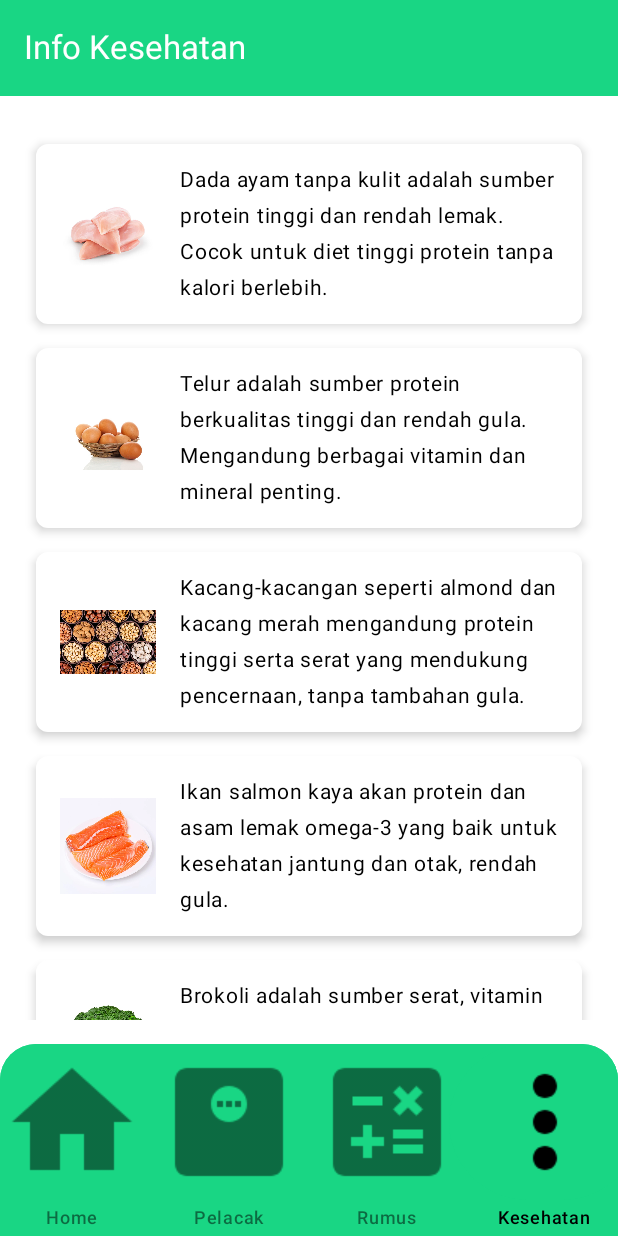
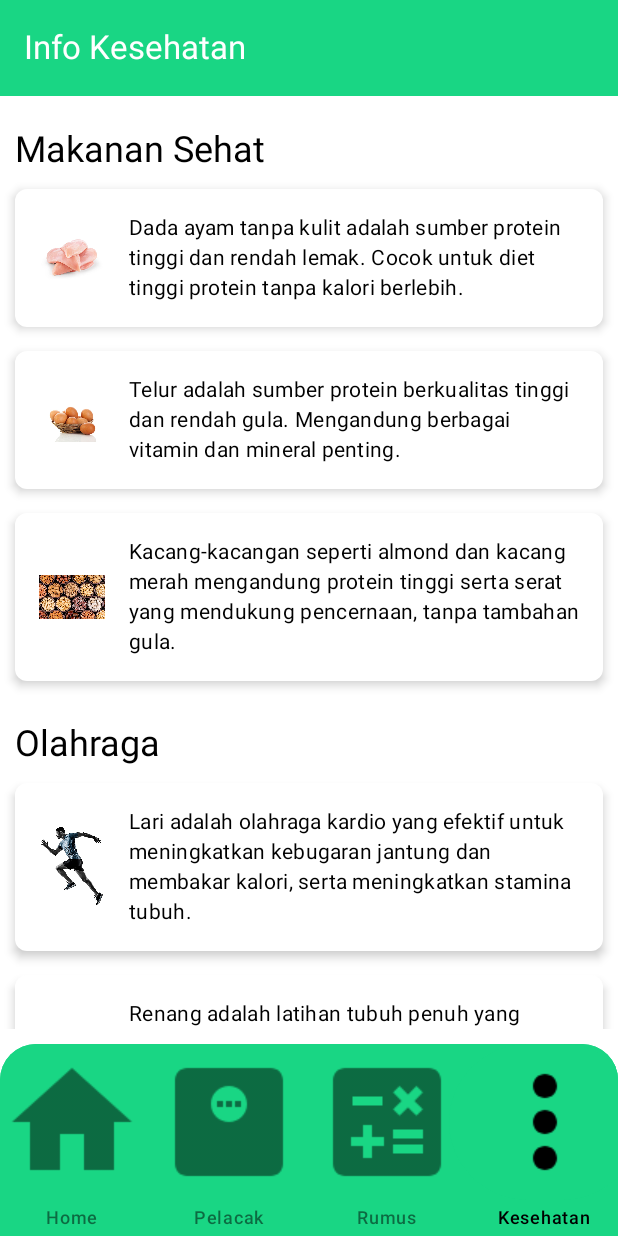
Before and after one commit to fdhlvidiarta/ProjectMobile_2, an Android app built with Jetpack Compose: the screen it shows after launch (MainActivity), item 4 of the bottom bar chosen, on a phone screen of 412 x 824 dp. Run offline under Robolectric (Android 15) with nearby library versions, the phone set to English and light mode, and no system bars.

Commit message:
Memperbarui info Kesehatan

```diff
--- a/app/src/main/java/com/kelompok2/kalkulatorbmi/navigation/Navigation.kt
+++ b/app/src/main/java/com/kelompok2/kalkulatorbmi/navigation/Navigation.kt
@@ -1,10 +1,10 @@
 package com.kelompok2.kalkulatorbmi.navigation
 
-import androidx.annotation.DrawableRes
 import androidx.compose.runtime.Composable
 import androidx.navigation.NavHostController
 import androidx.navigation.compose.NavHost
 import androidx.navigation.compose.composable
+import androidx.annotation.DrawableRes
 import com.kelompok2.kalkulatorbmi.R
 import com.kelompok2.kalkulatorbmi.ui.theme.screens.*
 
@@ -21,14 +21,11 @@ sealed class Screen(val route: String, val title: String, @DrawableRes val icon:
 @Composable
 fun AppNavigation(navController: NavHostController) {
     NavHost(navController = navController, startDestination = Screen.Splash.route) {
-
         composable(Screen.Splash.route) {
             SplashScreen(navController = navController)
         }
         composable(Screen.Home.route) {
-            HomeScreen(onNavigate = { route ->
-                navController.navigate(route)
-            })
+            HomeScreen(onNavigate = { route -> navController.navigate(route) })
         }
         composable(Screen.BMICalculator.route) {
             BMICalculatorScreen(navController = navController)
@@ -39,7 +36,32 @@ fun AppNavigation(navController: NavHostController) {
         composable(Screen.WeightTracker.route) {
             WeightTrackerScreen()
         }
-        composable(Screen.Rumus.route) { RumusScreen() }
-        composable(Screen.InfoKesehatan.route) { InfoKesehatanScreen() }
+        composable(Screen.Rumus.route) {
+            RumusScreen()
+        }
+        composable(Screen.InfoKesehatan.route) {
+            InfoKesehatanScreen(navController = navController) // Ensure InfoKesehatanScreen is implemented
+        }
+        composable("detail_dada_ayam") {
+            DetailDadaAyamScreen() // Implement your own screen or ensure this is correct
+        }
+        composable("detail_telur") {
+            DetailTelurScreen() // Implement your own screen or ensure this is correct
+        }
+        composable("detail_kacang") {
+            DetailKacangScreen() // Implement your own screen or ensure this is correct
+        }
+        composable("detail_renang") {
+            DetailRenangSehatScreen() // Implement your own screen or ensure this is correct
+        }
+        composable("detail_lari") {
+            DetailLariSehatScreen() // Implement your own screen or ensure this is correct
+        }
+        composable("detail_angkat_beban") {
+            DetailAngkatBebanSehatScreen() // Implement your own screen or ensure this is correct
+        }
+
+
+
     }
 }
--- a/app/src/main/java/com/kelompok2/kalkulatorbmi/ui/theme/screens/InfoKesehatanScreen.kt
+++ b/app/src/main/java/com/kelompok2/kalkulatorbmi/ui/theme/screens/InfoKesehatanScreen.kt
@@ -1,110 +1,124 @@
 package com.kelompok2.kalkulatorbmi.ui.theme.screens
 
 import androidx.compose.foundation.Image
-import androidx.compose.foundation.background
 import androidx.compose.foundation.layout.*
 import androidx.compose.foundation.rememberScrollState
 import androidx.compose.foundation.verticalScroll
-import androidx.compose.material3.Card
-import androidx.compose.material3.CardDefaults
-import androidx.compose.material3.MaterialTheme
-import androidx.compose.material3.Text
+import androidx.compose.foundation.clickable
+import androidx.compose.material3.*
 import androidx.compose.runtime.Composable
 import androidx.compose.ui.Alignment
 import androidx.compose.ui.Modifier
-import androidx.compose.ui.graphics.Color
 import androidx.compose.ui.res.painterResource
 import androidx.compose.ui.unit.dp
 import androidx.compose.ui.unit.sp
+import androidx.navigation.NavHostController
 import com.kelompok2.kalkulatorbmi.R
 
 @Composable
-fun InfoKesehatanScreen() {
+fun InfoKesehatanScreen(navController: NavHostController) {
+    val scrollState = rememberScrollState()
     Column(
         modifier = Modifier
             .fillMaxSize()
-            .padding(16.dp)
-            .verticalScroll(rememberScrollState()),
-        verticalArrangement = Arrangement.Top,
-        horizontalAlignment = Alignment.Start
+            .padding(10.dp)
+            .verticalScroll(scrollState)
     ) {
-        Spacer(modifier = Modifier.height(16.dp))
+        SectionTitle(title = "Makanan Sehat")
+        val healthInfoList = listOf(
+            Triple(
+                R.drawable.dada_ayam,
+                "Dada ayam tanpa kulit adalah sumber protein tinggi dan rendah lemak. Cocok untuk diet tinggi protein tanpa kalori berlebih.",
+                "detail_dada_ayam"
+            ),
+            Triple(
+                R.drawable.telur_ayam,
+                "Telur adalah sumber protein berkualitas tinggi dan rendah gula. Mengandung berbagai vitamin dan mineral penting.",
+                "detail_telur"
+            ),
+            Triple(
+                R.drawable.kacang_kacangan,
+                "Kacang-kacangan seperti almond dan kacang merah mengandung protein tinggi serta serat yang mendukung pencernaan, tanpa tambahan gula.",
+                "detail_kacang"
+            )
+        )
 
-        HealthInfoCard(
-            imageRes = R.drawable.dada_ayam,
-            description = "Dada ayam tanpa kulit adalah sumber protein tinggi dan rendah lemak. Cocok untuk diet tinggi protein tanpa kalori berlebih."
+        healthInfoList.forEach { (imageRes, description, route) ->
+            HealthInfoCard(
+                imageRes = imageRes,
+                description = description,
+                onClick = { navController.navigate(route) }
+            )
+            Spacer(modifier = Modifier.height(16.dp))
+        }
+
+        SectionTitle(title = "Olahraga")
+        val exerciseInfoList = listOf(
+            Triple(
+                R.drawable.lari,
+                "Lari adalah olahraga kardio yang efektif untuk meningkatkan kebugaran jantung dan membakar kalori, serta meningkatkan stamina tubuh.",
+                "detail_lari"
+            ),
+            Triple(
+                R.drawable.renang,
+                "Renang adalah latihan tubuh penuh yang melibatkan hampir semua kelompok otot, meningkatkan kekuatan dan fleksibilitas, serta mengurangi risiko cedera.",
+                "detail_renang"
+            ),
+            Triple(
+                R.drawable.angkat_beban,
+                "Angkat beban dapat membantu meningkatkan massa otot, memperkuat tulang, dan meningkatkan metabolisme tubuh, yang sangat baik untuk kesehatan jangka panjang.",
+                "detail_angkat_beban"
+            )
         )
-        Spacer(modifier = Modifier.height(16.dp))
 
-        HealthInfoCard(
-            imageRes = R.drawable.telur_ayam,
-            description = "Telur adalah sumber protein berkualitas tinggi dan rendah gula. Mengandung berbagai vitamin dan mineral penting."
-        )
-        Spacer(modifier = Modifier.height(16.dp))
-
-        HealthInfoCard(
-            imageRes = R.drawable.kacang_kacangan,
-            description = "Kacang-kacangan seperti almond dan kacang merah mengandung protein tinggi serta serat yang mendukung pencernaan, tanpa tambahan gula."
-        )
-        Spacer(modifier = Modifier.height(16.dp))
-
-        HealthInfoCard(
-            imageRes = R.drawable.ikan_salmon,
-            description = "Ikan salmon kaya akan protein dan asam lemak omega-3 yang baik untuk kesehatan jantung dan otak, rendah gula."
-        )
-        Spacer(modifier = Modifier.height(16.dp))
-
-        // Data baru
-        HealthInfoCard(
-            imageRes = R.drawable.f2e01cbc_f853_4639_8755_5b46eca40bc1, // Pastikan gambar brokoli tersedia
-            description = "Brokoli adalah sumber serat, vitamin C, dan K yang tinggi. Cocok untuk mendukung diet sehat dan menjaga kesehatan pencernaan."
-        )
-        Spacer(modifier = Modifier.height(16.dp))
-
-        HealthInfoCard(
-            imageRes = R.drawable.alpukat, // Ganti dengan gambar alpukat
-            description = "Alpukat mengandung lemak sehat, vitamin E, dan serat, baik untuk kesehatan kulit dan pencernaan."
-        )
-        Spacer(modifier = Modifier.height(16.dp))
-        HealthInfoCard(
-            imageRes = R.drawable.bayam_hijau_organik_1_removebg_preview, // Ganti dengan gambar bayam
-            description = "Bayam mengandung zat besi, kalsium, dan vitamin K yang mendukung kesehatan tulang dan membantu pembentukan darah."
-        )
+        exerciseInfoList.forEach { (imageRes, description, route) ->
+            HealthInfoCard(
+                imageRes = imageRes,
+                description = description,
+                onClick = { navController.navigate(route) }
+            )
+            Spacer(modifier = Modifier.height(16.dp))
+        }
     }
 }
 
+@Composable
+fun SectionTitle(title: String) {
+    Text(
+        text = title,
+        style = MaterialTheme.typography.headlineMedium.copy(fontSize = 24.sp), // Besarkan ukuran font
+        modifier = Modifier
+            .fillMaxWidth()
+            .padding(vertical = 8.dp),
+        color = MaterialTheme.colorScheme.onBackground // Ubah warna menjadi hitam (atau sesuai tema)
+    )
+}
 
 @Composable
-fun HealthInfoCard(imageRes: Int, description: String) {
+fun HealthInfoCard(imageRes: Int, description: String, onClick: () -> Unit) {
     Card(
-        colors = CardDefaults.cardColors(
-            containerColor = MaterialTheme.colorScheme.surface,
-            contentColor = MaterialTheme.colorScheme.onSurface
-        ),
         modifier = Modifier
             .fillMaxWidth()
             .wrapContentHeight()
-            .padding(horizontal = 8.dp),
-        elevation = CardDefaults.cardElevation(4.dp)
+            .clickable(onClick = onClick),
+        colors = CardDefaults.cardColors(containerColor = MaterialTheme.colorScheme.surface),
+        elevation = CardDefaults.cardElevation(defaultElevation = 4.dp)
     ) {
         Row(
             modifier = Modifier.padding(16.dp),
             verticalAlignment = Alignment.CenterVertically
         ) {
-            // Gambar di sebelah kiri
             Image(
                 painter = painterResource(id = imageRes),
-                contentDescription = "Health Tip Image",
+                contentDescription = null,
                 modifier = Modifier
-                    .size(80.dp)
+                    .size(60.dp)
                     .padding(end = 16.dp)
             )
-            // Deskripsi teks
             Text(
                 text = description,
-                style = MaterialTheme.typography.bodyLarge,
-                fontSize = 14.sp,
-                modifier = Modifier.weight(1f)
+                style = MaterialTheme.typography.bodyMedium,
+                modifier = Modifier.weight(1f) // Agar teks tidak keluar dari baris
             )
         }
     }
```
Also changed, not shown: app/src/main/java/com/kelompok2/kalkulatorbmi/ui/theme/screens/DetailScreen.kt (added, +515 -0 lines), app/src/main/res/drawable/angkat_beban.jpg (added), app/src/main/res/drawable/lari.jpg (added), app/src/main/res/drawable/renang.jpg (added).
